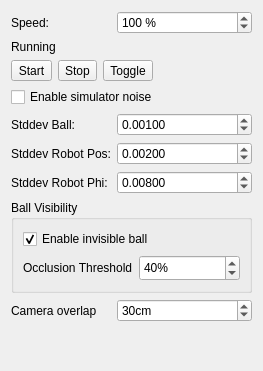
The window that src/ra/simulatorwidget.ui (robotics-erlangen/framework) describes before a commit, drawn with Qt 5.
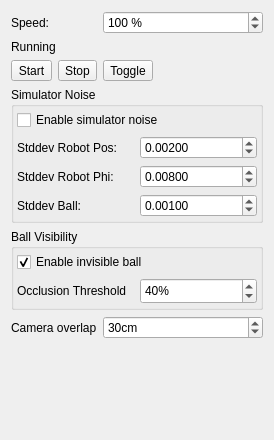
The same window after the commit.

Commit message: Ra: simulatorwidget: move simulator noise to group box

Patch:
```diff
--- a/src/ra/simulatorwidget.ui
+++ b/src/ra/simulatorwidget.ui
@@ -6,8 +6,8 @@
    <rect>
     <x>0</x>
     <y>0</y>
-    <width>263</width>
-    <height>371</height>
+    <width>274</width>
+    <height>440</height>
    </rect>
   </property>
   <property name="windowTitle">
@@ -76,43 +76,42 @@
     </layout>
    </item>
    <item row="5" column="0" colspan="2">
+    <widget class="QGroupBox" name="groupBox_2">
+     <property name="title">
+      <string>Simulator Noise</string>
+     </property>
+     <layout class="QGridLayout" name="gridLayout">
+      <property name="leftMargin">
+       <number>3</number>
+      </property>
+      <property name="topMargin">
+       <number>3</number>
+      </property>
+      <property name="rightMargin">
+       <number>3</number>
+      </property>
+      <property name="bottomMargin">
+       <number>3</number>
+      </property>
+      <item row="0" column="0">
+       <layout class="QVBoxLayout" name="verticalLayout_3">
+        <item>
     <widget class="QCheckBox" name="chkEnableNoise">
      <property name="text">
       <string>Enable simulator noise</string>
      </property>
     </widget>
    </item>
-   <item row="6" column="0">
-    <widget class="QLabel" name="label_2">
-     <property name="text">
-      <string>Stddev Ball:</string>
-     </property>
-    </widget>
-   </item>
-   <item row="6" column="1">
-    <widget class="QDoubleSpinBox" name="spinStddevBall">
-     <property name="decimals">
-      <number>5</number>
-     </property>
-     <property name="maximum">
-      <double>1.000000000000000</double>
-     </property>
-     <property name="singleStep">
-      <double>0.001000000000000</double>
-     </property>
-     <property name="value">
-      <double>0.001000000000000</double>
-     </property>
-    </widget>
-   </item>
-   <item row="7" column="0">
+        <item>
+         <layout class="QHBoxLayout" name="horizontalLayout_5">
+          <item>
     <widget class="QLabel" name="label_3">
      <property name="text">
       <string>Stddev Robot Pos:</string>
      </property>
     </widget>
    </item>
-   <item row="7" column="1">
+          <item>
     <widget class="QDoubleSpinBox" name="spinStddevRobotPos">
      <property name="decimals">
       <number>5</number>
@@ -128,14 +127,18 @@
      </property>
     </widget>
    </item>
-   <item row="8" column="0">
+         </layout>
+        </item>
+        <item>
+         <layout class="QHBoxLayout" name="horizontalLayout_6">
+          <item>
     <widget class="QLabel" name="label_4">
      <property name="text">
       <string>Stddev Robot Phi:</string>
      </property>
     </widget>
    </item>
-   <item row="8" column="1">
+          <item>
     <widget class="QDoubleSpinBox" name="spinStddevRobotPhi">
      <property name="decimals">
       <number>5</number>
@@ -151,7 +154,41 @@
      </property>
     </widget>
    </item>
-   <item row="9" column="0" colspan="2">
+         </layout>
+        </item>
+        <item>
+         <layout class="QHBoxLayout" name="horizontalLayout_4">
+          <item>
+           <widget class="QLabel" name="label_2">
+            <property name="text">
+             <string>Stddev Ball:</string>
+            </property>
+           </widget>
+          </item>
+          <item>
+           <widget class="QDoubleSpinBox" name="spinStddevBall">
+            <property name="decimals">
+             <number>5</number>
+            </property>
+            <property name="maximum">
+             <double>1.000000000000000</double>
+            </property>
+            <property name="singleStep">
+             <double>0.001000000000000</double>
+            </property>
+            <property name="value">
+             <double>0.001000000000000</double>
+            </property>
+           </widget>
+          </item>
+         </layout>
+        </item>
+       </layout>
+      </item>
+     </layout>
+    </widget>
+   </item>
+   <item row="10" column="0" colspan="2">
     <widget class="QGroupBox" name="groupBox">
      <property name="title">
       <string>Ball Visibility</string>
@@ -163,6 +200,18 @@
       <bool>false</bool>
      </property>
      <layout class="QVBoxLayout" name="verticalLayout_2">
+      <property name="leftMargin">
+       <number>3</number>
+      </property>
+      <property name="topMargin">
+       <number>3</number>
+      </property>
+      <property name="rightMargin">
+       <number>3</number>
+      </property>
+      <property name="bottomMargin">
+       <number>3</number>
+      </property>
       <item>
        <layout class="QVBoxLayout" name="verticalLayout">
         <item>
@@ -213,14 +262,14 @@
      </layout>
     </widget>
    </item>
-   <item row="10" column="0">
+   <item row="11" column="0">
     <widget class="QLabel" name="overlapLabel">
      <property name="text">
       <string>Camera overlap</string>
      </property>
     </widget>
    </item>
-   <item row="10" column="1">
+   <item row="11" column="1">
     <widget class="QSpinBox" name="spinCameraOverlap">
      <property name="suffix">
       <string>cm</string>
```
Lines whose indentation alone changed are shown as unchanged.
